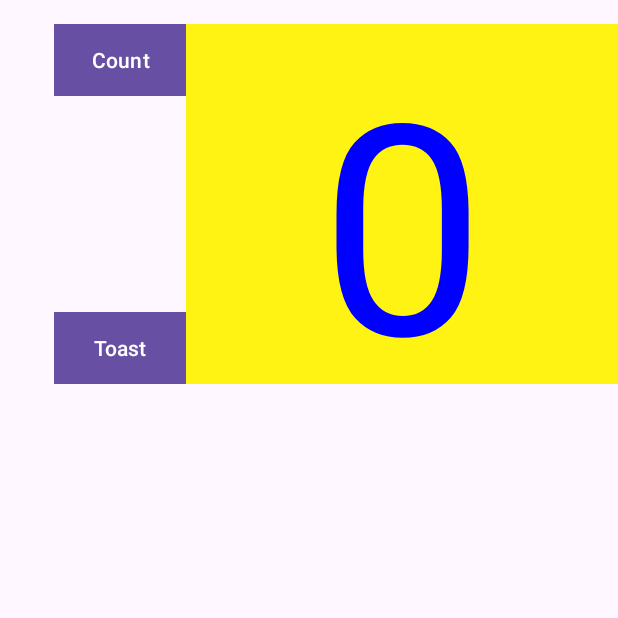
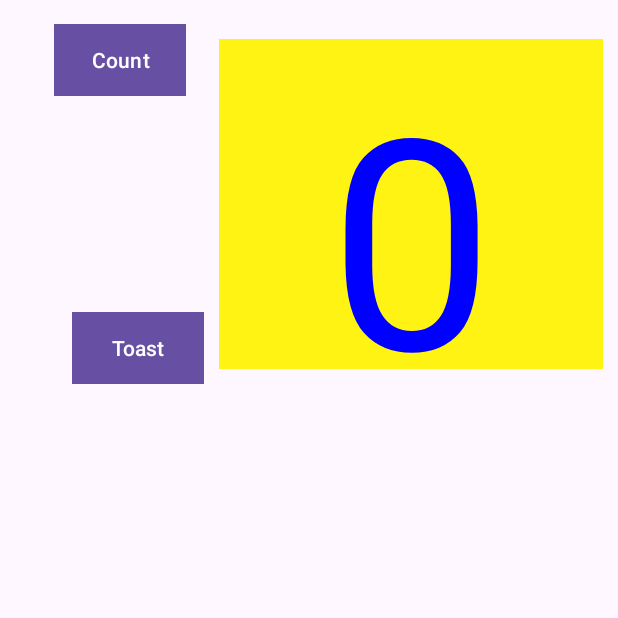
Before and after one commit to DavidGeorgievPetrunov/TASK_12B_David_Petrunov, an Android app: the screen it shows after launch (MainActivity), on a phone screen of 412 x 824 dp, the top half of it. Run offline under Robolectric (Android 15) with nearby library versions, the phone set to English and light mode, and no system bars.

Commit message:
ConstraintLayout3

```diff
--- a/app/src/main/res/layout/activity_main.xml
+++ b/app/src/main/res/layout/activity_main.xml
@@ -15,31 +15,28 @@
         android:layout_height="wrap_content"
         android:layout_marginStart="48dp"
         android:layout_marginTop="208dp"
-        android:layout_marginEnd="161dp"
         android:background="@color/black"
         android:text="Toast"
-        app:layout_constraintEnd_toStartOf="@+id/show_count"
-        app:layout_constraintHorizontal_bias="0.069"
         app:layout_constraintStart_toStartOf="parent"
         app:layout_constraintTop_toTopOf="parent" />
 
 
     <TextView
         android:id="@+id/show_count"
-        android:layout_width="match_parent"
+        android:layout_width="0dp"
         android:layout_height="0dp"
-        android:layout_marginStart="124dp"
+        android:layout_marginEnd="16dp"
         android:layout_weight="1"
         android:background="#FFF313"
         android:gravity="center"
+        android:layout_margin="10dp"
         android:text="0"
         android:textColor="#FF0000FF"
         android:textSize="196sp"
         app:layout_constraintBottom_toBottomOf="@+id/button_toast"
-        app:layout_constraintStart_toStartOf="parent"
-        app:layout_constraintTop_toTopOf="@+id/button_count"
-        app:layout_constraintVertical_bias="0.0" />
-
+        app:layout_constraintEnd_toEndOf="parent"
+        app:layout_constraintStart_toEndOf="@+id/button_toast"
+        app:layout_constraintTop_toTopOf="@+id/button_count" />
 
     <Button
         android:id="@+id/button_count"
```
